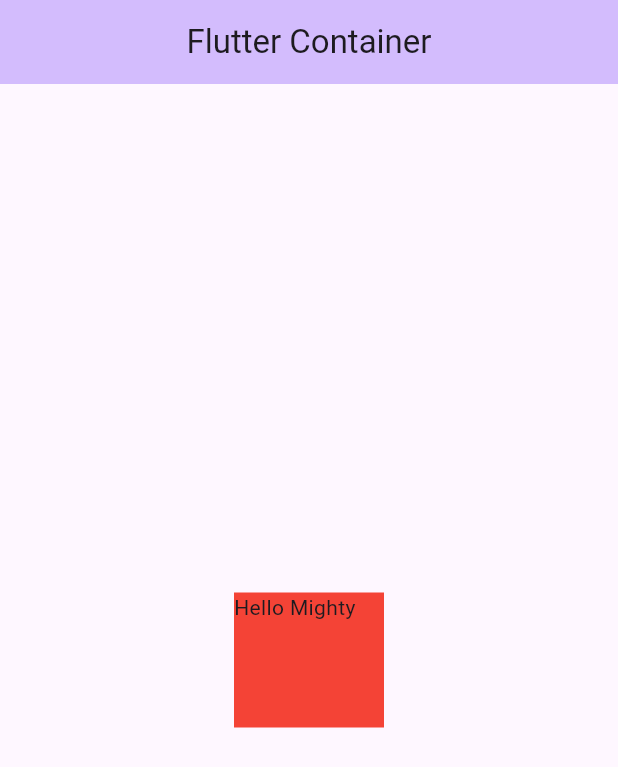
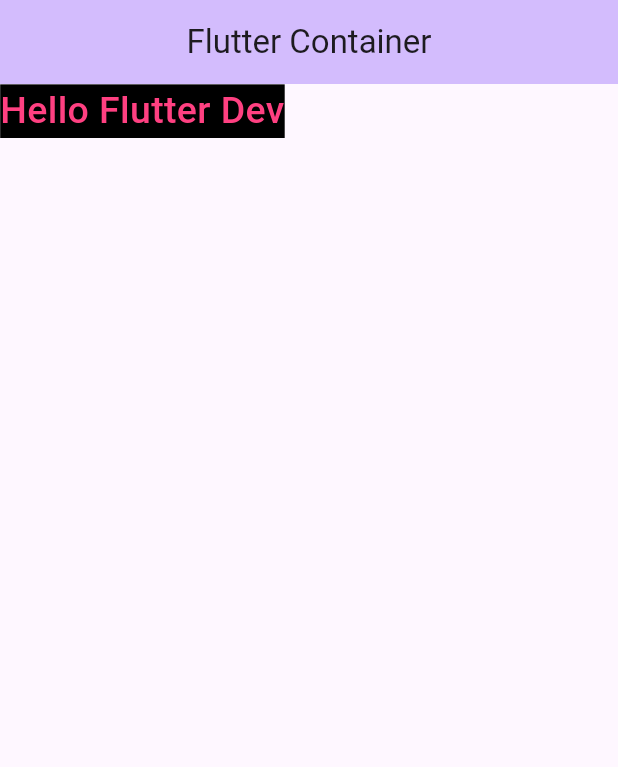
Before and after one commit to priyanshudekate01/learningFlutter, a Flutter app: the screen it shows after launch, on a phone screen of 412 x 824 dp. Shown: the top 767 px of the screen. Run offline on Flutter 3.47's test engine with Material 3 defaults, Android fonts, the phone set to English and light mode, and no system bars.

Commit message:
Learn Text Widget

```diff
--- a/lib/main.dart
+++ b/lib/main.dart
@@ -48,14 +48,12 @@ class _MyHomePageState extends State<MyHomePage> {
 
         title: Center(child: Text('Flutter Container')),
       ),
-      body:Center(
-        child: Container(
-          height: 90,
-          width: 100,
-          color: Colors.red,
-          child: Text("Hello Mighty"),
-        ),
-      )
+      body:Text('Hello Flutter Dev', style: TextStyle(
+        fontSize: 25,
+        color: Colors.pinkAccent,
+        fontWeight: FontWeight.w500,
+        backgroundColor: Colors.black
+      ),)
 
 
        // This trailing comma makes auto-formatting nicer for build methods.
```
